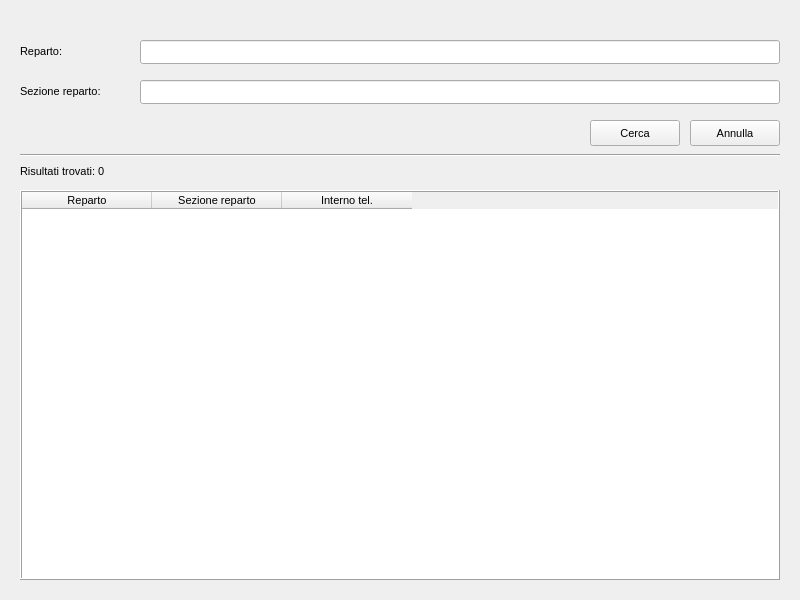
Above: res/ui/mainActivityUi.ui from SamueleUrbano/CallCenter_AddressBook before the change. Below: the same form after it.
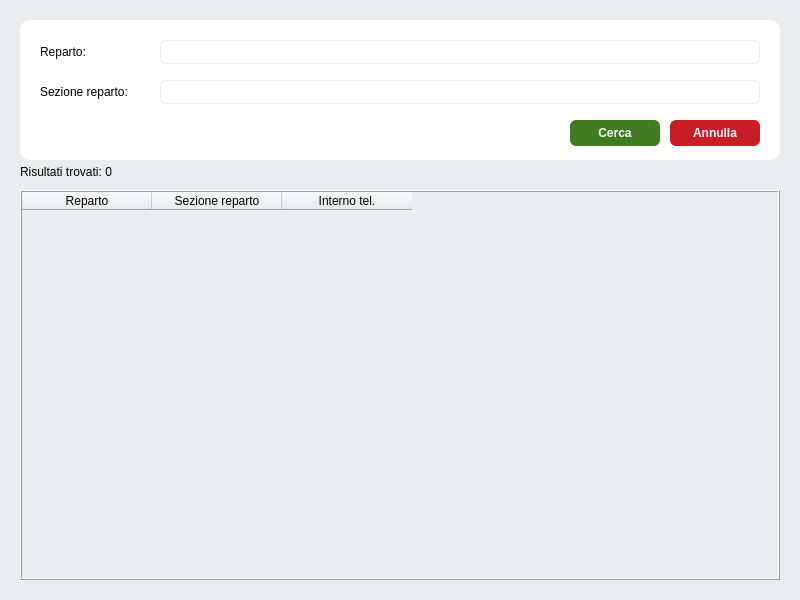
That is the form after the change.

Diff of the .ui file:
```diff
--- a/res/ui/mainActivityUi.ui
+++ b/res/ui/mainActivityUi.ui
@@ -2,6 +2,9 @@
 <ui version="4.0">
     <class>ApplicationMainWindow</class>
     <widget class="QMainWindow" name="ApplicationMainWindow">
+  <property name="enabled">
+   <bool>true</bool>
+  </property>
         <property name="geometry">
             <rect>
                 <x>0</x>
@@ -24,7 +27,11 @@
         </property>
         <property name="font">
             <font>
-                <pointsize>8</pointsize>
+    <family>Nunito</family>
+    <pointsize>10</pointsize>
+    <weight>50</weight>
+    <italic>false</italic>
+    <bold>false</bold>
             </font>
         </property>
         <property name="focusPolicy">
@@ -33,113 +40,46 @@
         <property name="windowTitle">
             <string>Callcenter - Address book</string>
         </property>
+  <property name="styleSheet">
+   <string notr="true">* {
+	background-color: #e9edf0;
+	font: 10pt &quot;Nunito&quot;;
+}
+
+#searchCard_widget {
+	border-top-left-radius: 10px;
+	border-top-right-radius: 10px;
+	border-bottom-left-radius: 10px;
+	border-bottom-right-radius: 10px;
+}
+
+QPushButton, QLineEdit {
+	border-top-left-radius: 6px;
+	border-top-right-radius: 6px;
+	border-bottom-left-radius: 6px;
+	border-bottom-right-radius: 6px;
+}
+
+QLineEdit {
+	border: 1px solid #e9edf0;
+}</string>
+  </property>
         <property name="windowFilePath">
             <string notr="true"/>
         </property>
         <property name="tabShape">
             <enum>QTabWidget::Triangular</enum>
         </property>
-        <widget class="QWidget" name="centralwidget">
-            <widget class="QLabel" name="department_label">
-                <property name="geometry">
-                    <rect>
-                        <x>20</x>
-                        <y>40</y>
-                        <width>100</width>
-                        <height>24</height>
-                    </rect>
-                </property>
-                <property name="focusPolicy">
-                    <enum>Qt::TabFocus</enum>
-                </property>
-                <property name="text">
-                    <string>Reparto:</string>
-                </property>
-            </widget>
-            <widget class="QLineEdit" name="department_lineEdit">
-                <property name="geometry">
-                    <rect>
-                        <x>140</x>
-                        <y>40</y>
-                        <width>640</width>
-                        <height>24</height>
-                    </rect>
-                </property>
-            </widget>
-            <widget class="QLabel" name="department_specified_label">
-                <property name="geometry">
-                    <rect>
-                        <x>20</x>
-                        <y>80</y>
-                        <width>100</width>
-                        <height>24</height>
-                    </rect>
-                </property>
-                <property name="focusPolicy">
-                    <enum>Qt::TabFocus</enum>
-                </property>
-                <property name="text">
-                    <string>Sezione reparto:</string>
-                </property>
-            </widget>
-            <widget class="QLineEdit" name="department_specified_lineEdit">
-                <property name="geometry">
-                    <rect>
-                        <x>140</x>
-                        <y>80</y>
-                        <width>640</width>
-                        <height>24</height>
-                    </rect>
-                </property>
-                <property name="focusPolicy">
-                    <enum>Qt::TabFocus</enum>
-                </property>
-            </widget>
-            <widget class="QPushButton" name="search_pushButton">
-                <property name="geometry">
-                    <rect>
-                        <x>590</x>
-                        <y>120</y>
-                        <width>90</width>
-                        <height>26</height>
-                    </rect>
-                </property>
-                <property name="focusPolicy">
-                    <enum>Qt::TabFocus</enum>
-                </property>
-                <property name="text">
-                    <string>Cerca</string>
-                </property>
-            </widget>
-            <widget class="QPushButton" name="cancel_pushButton">
-                <property name="geometry">
-                    <rect>
-                        <x>690</x>
-                        <y>120</y>
-                        <width>90</width>
-                        <height>26</height>
-                    </rect>
-                </property>
-                <property name="focusPolicy">
-                    <enum>Qt::TabFocus</enum>
-                </property>
-                <property name="text">
-                    <string>Annulla</string>
-                </property>
-            </widget>
-            <widget class="Line" name="line">
-                <property name="geometry">
-                    <rect>
-                        <x>20</x>
-                        <y>150</y>
-                        <width>760</width>
-                        <height>10</height>
-                    </rect>
-                </property>
-                <property name="orientation">
-                    <enum>Qt::Horizontal</enum>
-                </property>
-            </widget>
+  <widget class="QWidget" name="mainContainer_widget">
+   <property name="font">
+    <font>
+     <family>Nunito</family>
+     <pointsize>10</pointsize>
+     <weight>50</weight>
+     <italic>false</italic>
+     <bold>false</bold>
+    </font>
+   </property>
             <widget class="QTableWidget" name="search_result_tableWidget">
                 <property name="geometry">
                     <rect>
@@ -229,6 +169,116 @@
                     <string>Risultati trovati: 0</string>
                 </property>
             </widget>
+   <widget class="QWidget" name="searchCard_widget" native="true">
+    <property name="geometry">
+     <rect>
+      <x>20</x>
+      <y>20</y>
+      <width>760</width>
+      <height>140</height>
+     </rect>
+    </property>
+    <property name="styleSheet">
+     <string notr="true">background-color: #ffffff;</string>
+    </property>
+    <widget class="QLabel" name="department_label">
+     <property name="geometry">
+      <rect>
+       <x>20</x>
+       <y>20</y>
+       <width>100</width>
+       <height>24</height>
+      </rect>
+     </property>
+     <property name="focusPolicy">
+      <enum>Qt::NoFocus</enum>
+     </property>
+     <property name="text">
+      <string>Reparto:</string>
+     </property>
+    </widget>
+    <widget class="QLineEdit" name="department_lineEdit">
+     <property name="geometry">
+      <rect>
+       <x>140</x>
+       <y>20</y>
+       <width>600</width>
+       <height>24</height>
+      </rect>
+     </property>
+    </widget>
+    <widget class="QLabel" name="department_specified_label">
+     <property name="geometry">
+      <rect>
+       <x>20</x>
+       <y>60</y>
+       <width>100</width>
+       <height>24</height>
+      </rect>
+     </property>
+     <property name="focusPolicy">
+      <enum>Qt::NoFocus</enum>
+     </property>
+     <property name="text">
+      <string>Sezione reparto:</string>
+     </property>
+    </widget>
+    <widget class="QPushButton" name="cancel_pushButton">
+     <property name="geometry">
+      <rect>
+       <x>650</x>
+       <y>100</y>
+       <width>90</width>
+       <height>26</height>
+      </rect>
+     </property>
+     <property name="focusPolicy">
+      <enum>Qt::NoFocus</enum>
+     </property>
+     <property name="styleSheet">
+      <string notr="true">color: #ffffff;
+font-weight: bold;
+background-color: #c81d25;</string>
+     </property>
+     <property name="text">
+      <string>Annulla</string>
+     </property>
+    </widget>
+    <widget class="QLineEdit" name="department_specified_lineEdit">
+     <property name="geometry">
+      <rect>
+       <x>140</x>
+       <y>60</y>
+       <width>600</width>
+       <height>24</height>
+      </rect>
+     </property>
+     <property name="focusPolicy">
+      <enum>Qt::NoFocus</enum>
+     </property>
+    </widget>
+    <widget class="QPushButton" name="search_pushButton">
+     <property name="geometry">
+      <rect>
+       <x>550</x>
+       <y>100</y>
+       <width>90</width>
+       <height>26</height>
+      </rect>
+     </property>
+     <property name="focusPolicy">
+      <enum>Qt::NoFocus</enum>
+     </property>
+     <property name="styleSheet">
+      <string notr="true">color: #ffffff;
+font-weight: bold;
+background-color: #3f7d20;</string>
+     </property>
+     <property name="text">
+      <string>Cerca</string>
+     </property>
+    </widget>
+   </widget>
         </widget>
     </widget>
     <resources/>
```
Left out of the diff: 2 changed lines with no effect on the pictures. Lines whose indentation alone changed are shown as unchanged.
